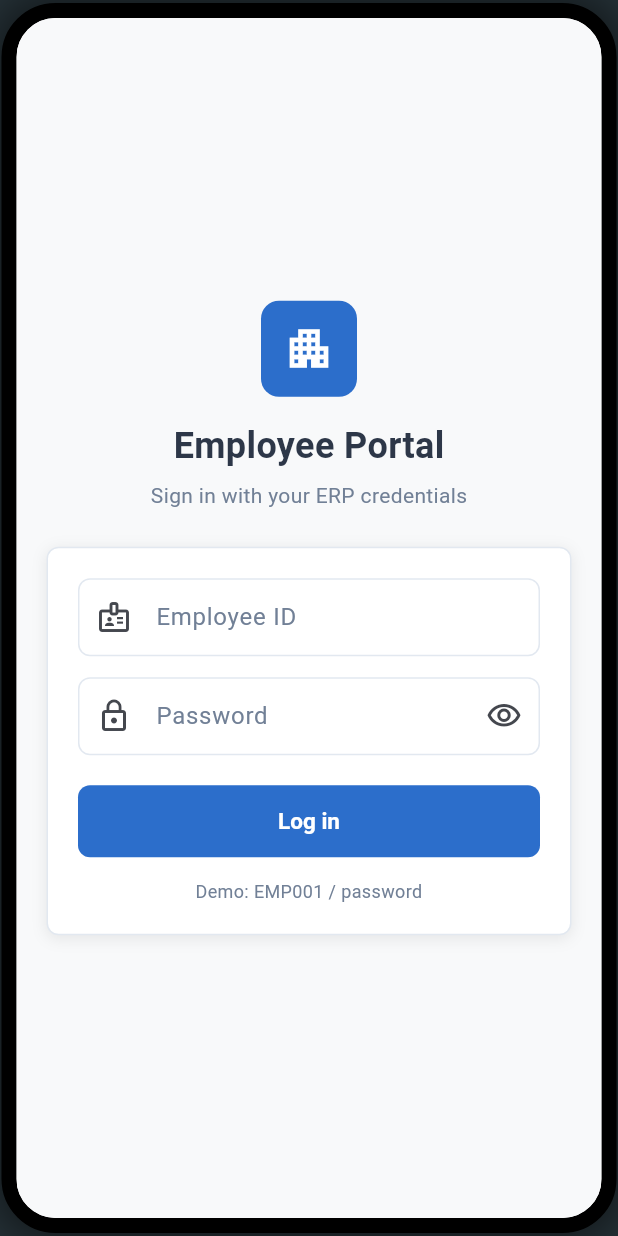
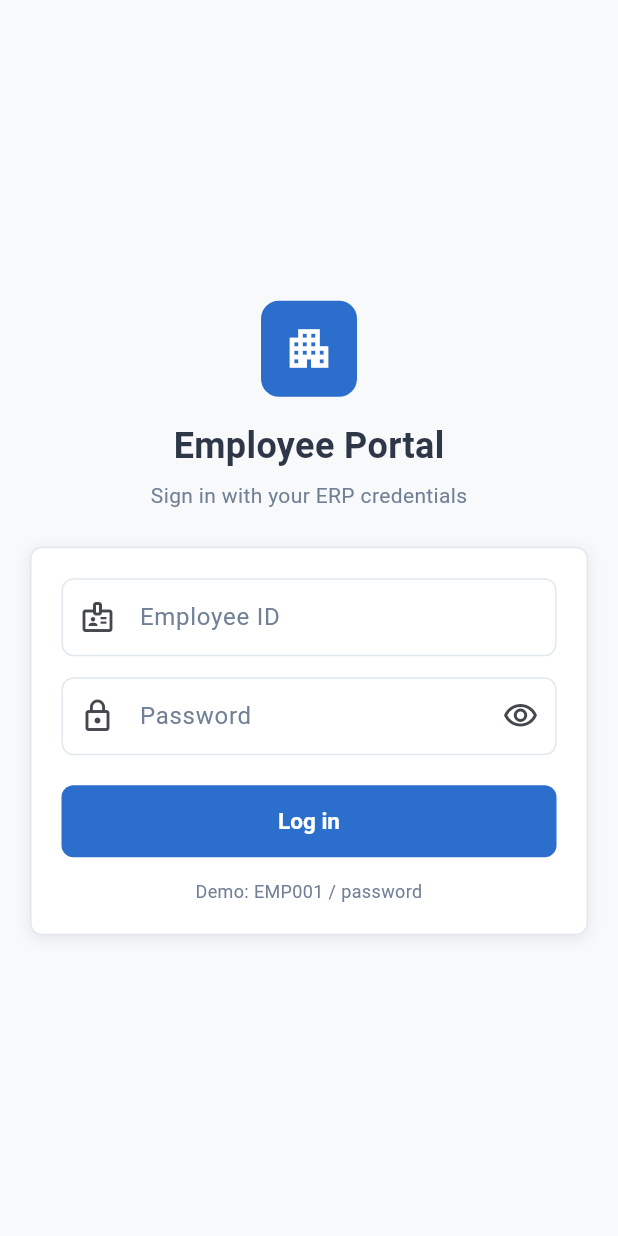
Before and after one commit to emy-elshiekh/Employee-Prtal, a Flutter app: the screen it shows after launch, on a phone screen of 412 x 824 dp. Run offline on Flutter 3.47's test engine with Material 3 defaults, Android fonts, the phone set to English and light mode, and no system bars; our stand-ins replace flutter_secure_storage, geolocator, google_fonts, pdf, printing.

Commit message:
Employee Portal

```diff
--- a/lib/app.dart
+++ b/lib/app.dart
@@ -15,31 +15,8 @@ class EmployeePortalApp extends StatelessWidget {
       title: 'Employee Portal',
       debugShowCheckedModeBanner: false,
       theme: AppTheme.light(),
-      home: Scaffold(
-        backgroundColor: Colors.blueGrey[900],
-        body: Center(
-          child: Container(
-            width: 410,
-            height: 820,
-            decoration: BoxDecoration(
-              color: Colors.white,
-              borderRadius: BorderRadius.circular(36),
-              boxShadow: const [
-                BoxShadow(
-                  color: Colors.black54,
-                  blurRadius: 25,
-                  spreadRadius: 5,
-                ),
-              ],
-              border: Border.all(color: Colors.black, width: 10),
-            ),
-            child: ClipRRect(
-              borderRadius: BorderRadius.circular(26),
-              child: const _AuthGate(),
-            ),
-          ),
-        ),
-      ),
+      // تم إزالة إطار الموبايل والـ Container، وأصبح التطبيق يملى الشاشة بالكامل
+      home: const _AuthGate(),
     );
   }
 }
--- a/lib/screens/main_shell.dart
+++ b/lib/screens/main_shell.dart
@@ -41,15 +41,21 @@ class _MainShellState extends State<MainShell> {
           ),
         ],
       ),
-      body: screens[_index],
+      body: SizedBox.expand(
+        child: screens[_index],
+      ),
       bottomNavigationBar: BottomNavigationBar(
         currentIndex: _index,
         onTap: (i) => setState(() => _index = i),
         items: const [
-          BottomNavigationBarItem(icon: Icon(Icons.home_outlined), label: 'Home'),
-          BottomNavigationBarItem(icon: Icon(Icons.fingerprint), label: 'Attendance'),
-          BottomNavigationBarItem(icon: Icon(Icons.event_note_outlined), label: 'Leaves'),
-          BottomNavigationBarItem(icon: Icon(Icons.receipt_long_outlined), label: 'Payslips'),
+          BottomNavigationBarItem(
+              icon: Icon(Icons.home_outlined), label: 'Home'),
+          BottomNavigationBarItem(
+              icon: Icon(Icons.fingerprint), label: 'Attendance'),
+          BottomNavigationBarItem(
+              icon: Icon(Icons.event_note_outlined), label: 'Leaves'),
+          BottomNavigationBarItem(
+              icon: Icon(Icons.receipt_long_outlined), label: 'Payslips'),
         ],
       ),
     );
```
